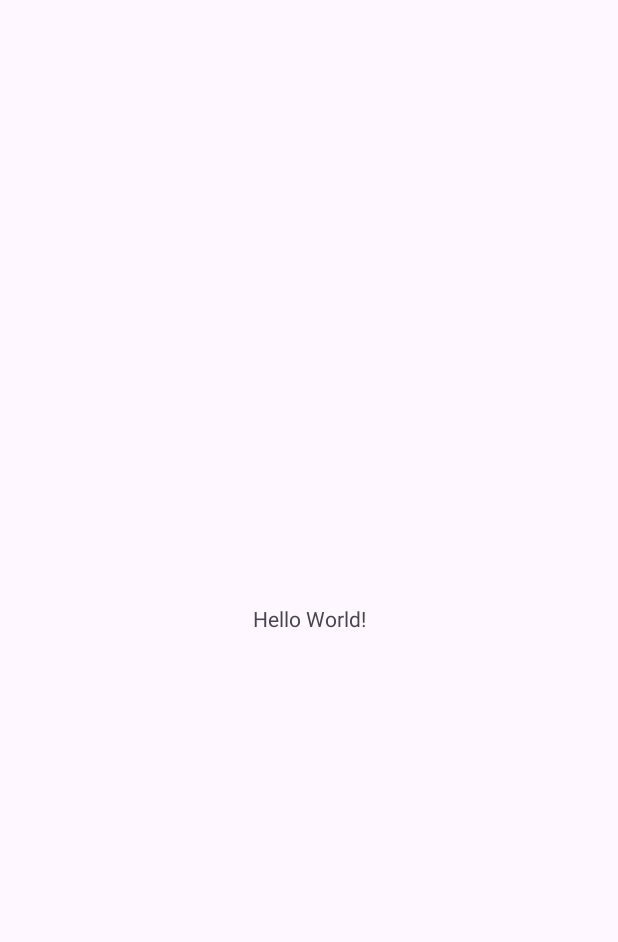
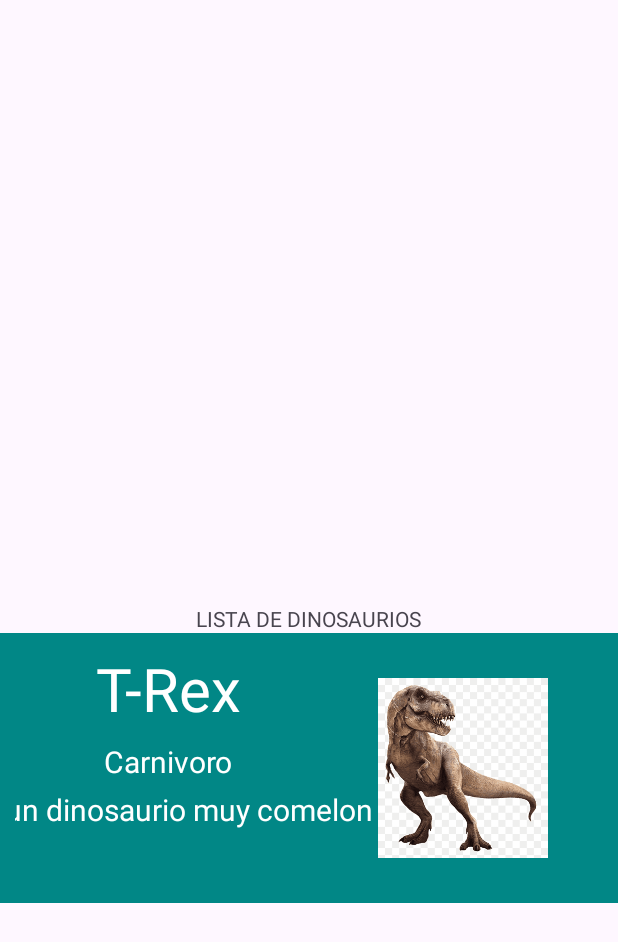
Before and after one commit to jtalaveraa/RecyclerViewRamiro, an Android app: the screen it shows after launch (MainActivity), on a phone screen of 412 x 824 dp. Before the commit the part shown is almost empty. Shown: the top 942 px of the screen. Run offline under Robolectric (Android 15) with nearby library versions, the phone set to English and light mode, and no system bars.

Commit message:
todavia le falta poquito

```diff
--- a/app/src/main/java/com/example/recyclerviewclase/MainActivity.java
+++ b/app/src/main/java/com/example/recyclerviewclase/MainActivity.java
@@ -7,18 +7,31 @@ import androidx.appcompat.app.AppCompatActivity;
 import androidx.core.graphics.Insets;
 import androidx.core.view.ViewCompat;
 import androidx.core.view.WindowInsetsCompat;
+import androidx.recyclerview.widget.LinearLayoutManager;
+import androidx.recyclerview.widget.RecyclerView;
+
+import com.example.recyclerviewclase.adapter.DinosariosAdapter;
+import com.example.recyclerviewclase.modelos.Dinosaurio;
+
+import java.util.ArrayList;
+import java.util.List;
 
 public class MainActivity extends AppCompatActivity {
-
+    RecyclerView recyclerDino;
     @Override
     protected void onCreate(Bundle savedInstanceState) {
         super.onCreate(savedInstanceState);
-        EdgeToEdge.enable(this);
         setContentView(R.layout.activity_main);
-        ViewCompat.setOnApplyWindowInsetsListener(findViewById(R.id.main), (v, insets) -> {
-            Insets systemBars = insets.getInsets(WindowInsetsCompat.Type.systemBars());
-            v.setPadding(systemBars.left, systemBars.top, systemBars.right, systemBars.bottom);
-            return insets;
-        });
+
+        recyclerDino=findViewById(R.id.recyclerDino);
+        List<Dinosaurio> dinosauriosLista=new ArrayList<>();
+
+        dinosauriosLista.add(new Dinosaurio("T-Rex", "Carnivoro", "Es un dinosaurio muy comelon", "Verde", R.drawable.rex));
+
+
+        DinosariosAdapter adapter = new DinosariosAdapter(dinosauriosLista);
+        recyclerDino.setAdapter(adapter);
+        recyclerDino.setLayoutManager(new LinearLayoutManager(getApplicationContext()));
+        recyclerDino.setHasFixedSize(true);
     }
 }
--- /dev/null
+++ b/app/src/main/java/com/example/recyclerviewclase/adapter/DinosariosAdapter.java
@@ -0,0 +1,77 @@
+package com.example.recyclerviewclase.adapter;
+
+
+import android.view.LayoutInflater;
+import android.view.View;
+import android.view.ViewGroup;
+import android.widget.ImageView;
+import android.widget.TextView;
+
+import androidx.annotation.NonNull;
+import androidx.recyclerview.widget.RecyclerView;
+
+import com.example.recyclerviewclase.R;
+import com.example.recyclerviewclase.modelos.Dinosaurio;
+
+import java.util.List;
+
+public class DinosariosAdapter extends RecyclerView.Adapter<DinosariosAdapter.DinosaurioViewHolder> {
+
+    private List<Dinosaurio> dinasauriosLista; // Se crea la lista de tipo Dinosaurio
+
+    public DinosariosAdapter(List<Dinosaurio> dinasauriosLista) {
+        this.dinasauriosLista = dinasauriosLista;
+    }
+
+
+    @NonNull
+    @Override
+    public DinosariosAdapter.DinosaurioViewHolder onCreateViewHolder(@NonNull ViewGroup parent, int viewType) {
+        LayoutInflater inflater = LayoutInflater.from(parent.getContext()); // Convertir XML a vista con el metodo de inflar
+        View view = inflater.inflate(R.layout.itemdino,parent, false);
+
+        return new DinosaurioViewHolder(view); // Regresar vista al metodo de view holder
+    }
+
+    @Override
+    public void onBindViewHolder(@NonNull DinosariosAdapter.DinosaurioViewHolder holder, int position) {
+        holder.setData(dinasauriosLista.get(position));
+    }
+
+    @Override
+    public int getItemCount() {
+        return dinasauriosLista.size(); // Primero se llena este metodo
+    }
+
+    public class DinosaurioViewHolder extends RecyclerView.ViewHolder implements View.OnClickListener{
+        TextView txtnombre, txttipo, txtdescripcion;
+        Dinosaurio dino;
+        ImageView imview;
+        public DinosaurioViewHolder(@NonNull View itemView) {
+            super(itemView);
+            txtnombre = itemView.findViewById(R.id.txtnombre);
+            txttipo = itemView.findViewById(R.id.txttipo);
+            txtdescripcion = itemView.findViewById(R.id.txtdescripcion);
+            imview = itemView.findViewById(R.id.ivimagen);
+            // itemviewdino.
+            // imview.setOnClickListener(this);
+        }
+
+        public void setData(Dinosaurio dinosario){
+            dino = dinosario;
+            txtnombre.setText(dino.getNombre());
+            txttipo.setText(dino.getTipo());
+            txtdescripcion.setText(dino.getDescripcion());
+            imview.setImageResource(dino.getImagen());
+            // itemViewdino.setBackgroundColor(R.color.black)
+        }
+
+
+        @Override
+        public void onClick(View view) {
+            // crear intent con una actividad
+            // convertir dinosaurio a string y mandarlo a la segunda actividad (serializarlo)
+
+        }
+    }
+}
--- /dev/null
+++ b/app/src/main/java/com/example/recyclerviewclase/modelos/Dinosaurio.java
@@ -0,0 +1,57 @@
+package com.example.recyclerviewclase.modelos;
+
+public class Dinosaurio {
+    private String nombre;
+    private String tipo;
+    private String descripcion;
+    private String Color;
+    private int imagen;
+
+    public Dinosaurio(String nombre, String tipo, String descripcion, String color, int imagen) {
+        this.nombre = nombre;
+        this.tipo = tipo;
+        this.descripcion = descripcion;
+        this.Color = color;
+        this.imagen = imagen;
+    }
+
+    public String getNombre() {
+        return nombre;
+    }
+
+    public void setNombre(String nombre) {
+        this.nombre = nombre;
+    }
+
+    public String getTipo() {
+        return tipo;
+    }
+
+    public void setTipo(String tipo) {
+        this.tipo = tipo;
+    }
+
+    public String getDescripcion() {
+        return descripcion;
+    }
+
+    public void setDescripcion(String descripcion) {
+        this.descripcion = descripcion;
+    }
+
+    public String getColor() {
+        return Color;
+    }
+
+    public void setColor(String color) {
+        Color = color;
+    }
+
+    public int getImagen() {
+        return imagen;
+    }
+
+    public void setImagen(int imagen) {
+        this.imagen = imagen;
+    }
+}
--- a/app/src/main/res/layout/activity_main.xml
+++ b/app/src/main/res/layout/activity_main.xml
@@ -8,12 +8,24 @@
     tools:context=".MainActivity">
 
     <TextView
+        android:id="@+id/txtinicio"
         android:layout_width="wrap_content"
         android:layout_height="wrap_content"
-        android:text="Hello World!"
+        android:text="LISTA DE DINOSAURIOS"
         app:layout_constraintBottom_toBottomOf="parent"
         app:layout_constraintEnd_toEndOf="parent"
         app:layout_constraintStart_toStartOf="parent"
-        app:layout_constraintTop_toTopOf="parent" />
+        app:layout_constraintTop_toTopOf="parent"
+      />
+    <androidx.recyclerview.widget.RecyclerView
+        android:id="@+id/recyclerDino"
+        android:layout_width="0dp"
+        android:layout_height="0dp"
+        app:layout_constraintStart_toStartOf="parent"
+        app:layout_constraintTop_toBottomOf="@+id/txtinicio"
+        app:layout_constraintBottom_toBottomOf="parent"
+        app:layout_constraintEnd_toEndOf="parent"
+
+        />
 
 </androidx.constraintlayout.widget.ConstraintLayout>
--- /dev/null
+++ b/app/src/main/res/layout/itemdino.xml
@@ -0,0 +1,66 @@
+<?xml version="1.0" encoding="utf-8"?>
+<androidx.constraintlayout.widget.ConstraintLayout xmlns:android="http://schemas.android.com/apk/res/android"
+    xmlns:app="http://schemas.android.com/apk/res-auto"
+    android:layout_width="match_parent"
+    android:layout_height="180dp"
+    android:background="@color/design_default_color_secondary_variant"
+    android:padding="10dp"
+    android:layout_marginBottom="10dp">
+
+    <TextView
+        android:id="@+id/txtnombre"
+        android:layout_width="wrap_content"
+        android:layout_height="wrap_content"
+        android:text="Nombre"
+        android:textColor="@color/white"
+        android:textSize="40dp"
+        app:layout_constraintBottom_toBottomOf="parent"
+        app:layout_constraintStart_toStartOf="parent"
+        app:layout_constraintTop_toTopOf="parent"
+        app:layout_constraintEnd_toStartOf="@id/guideline"
+        app:layout_constraintVertical_bias="0" />
+
+    <TextView
+        android:id="@+id/txttipo"
+        android:layout_width="wrap_content"
+        android:layout_height="wrap_content"
+        android:text="Tipo"
+        android:textColor="@color/white"
+        android:textSize="20dp"
+        app:layout_constraintBottom_toBottomOf="parent"
+        app:layout_constraintStart_toStartOf="parent"
+        app:layout_constraintEnd_toStartOf="@id/guideline"
+        app:layout_constraintTop_toBottomOf="@id/txtnombre"
+        app:layout_constraintVertical_bias="0.1" />
+
+    <TextView
+        android:id="@+id/txtdescripcion"
+        android:layout_width="wrap_content"
+        android:layout_height="wrap_content"
+        android:text="Descripcion"
+        android:textColor="@color/white"
+        android:textSize="20dp"
+        app:layout_constraintBottom_toBottomOf="parent"
+        app:layout_constraintStart_toStartOf="parent"
+        app:layout_constraintEnd_toStartOf="@id/guideline"
+        app:layout_constraintTop_toBottomOf="@id/txttipo"
+        app:layout_constraintVertical_bias="0.1" />
+
+    <ImageView
+        android:id="@+id/ivimagen"
+        android:layout_width="120dp"
+        android:layout_height="120dp"
+        app:layout_constraintStart_toEndOf="@id/guideline"
+        app:layout_constraintEnd_toEndOf="parent"
+        app:layout_constraintTop_toTopOf="parent"
+        app:layout_constraintBottom_toBottomOf="parent"/>
+
+    <androidx.constraintlayout.widget.Guideline
+        android:id="@+id/guideline"
+        android:layout_width="wrap_content"
+        android:layout_height="wrap_content"
+        android:orientation="vertical"
+        app:layout_constraintGuide_begin="205dp" />
+
+
+</androidx.constraintlayout.widget.ConstraintLayout>
```
Also changed, not shown: app/src/main/res/drawable/rex.png (added).
